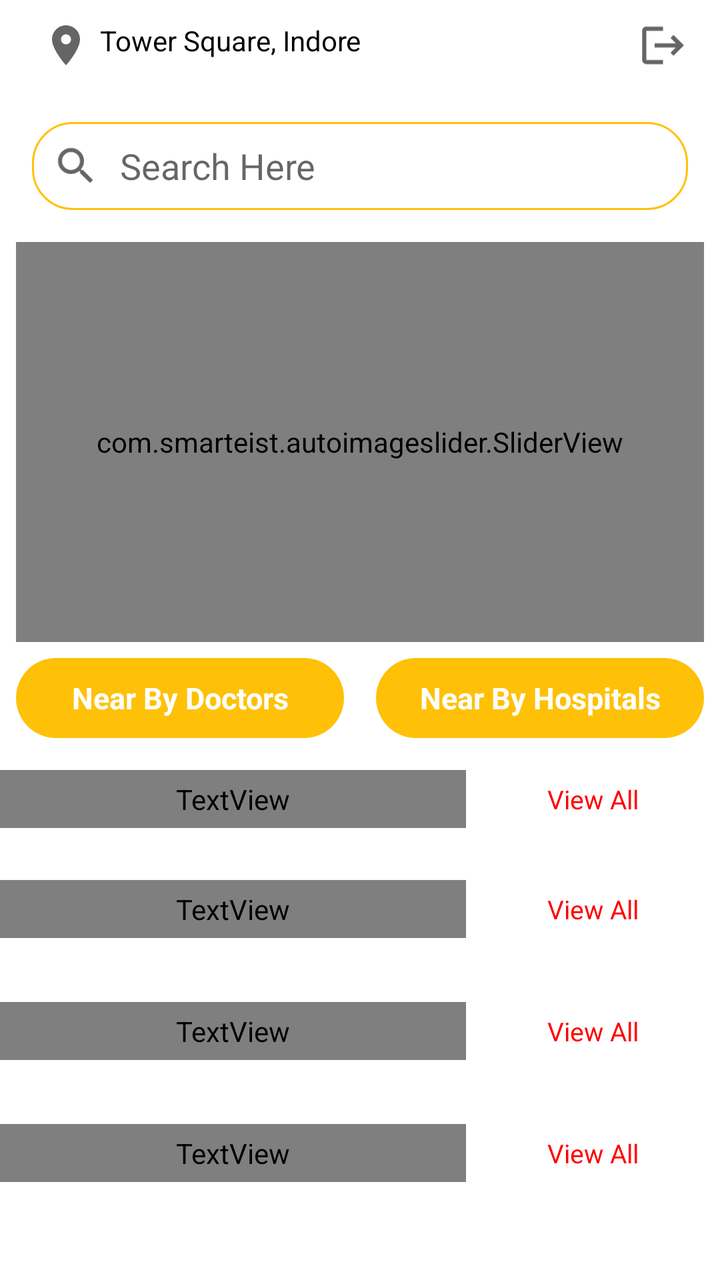
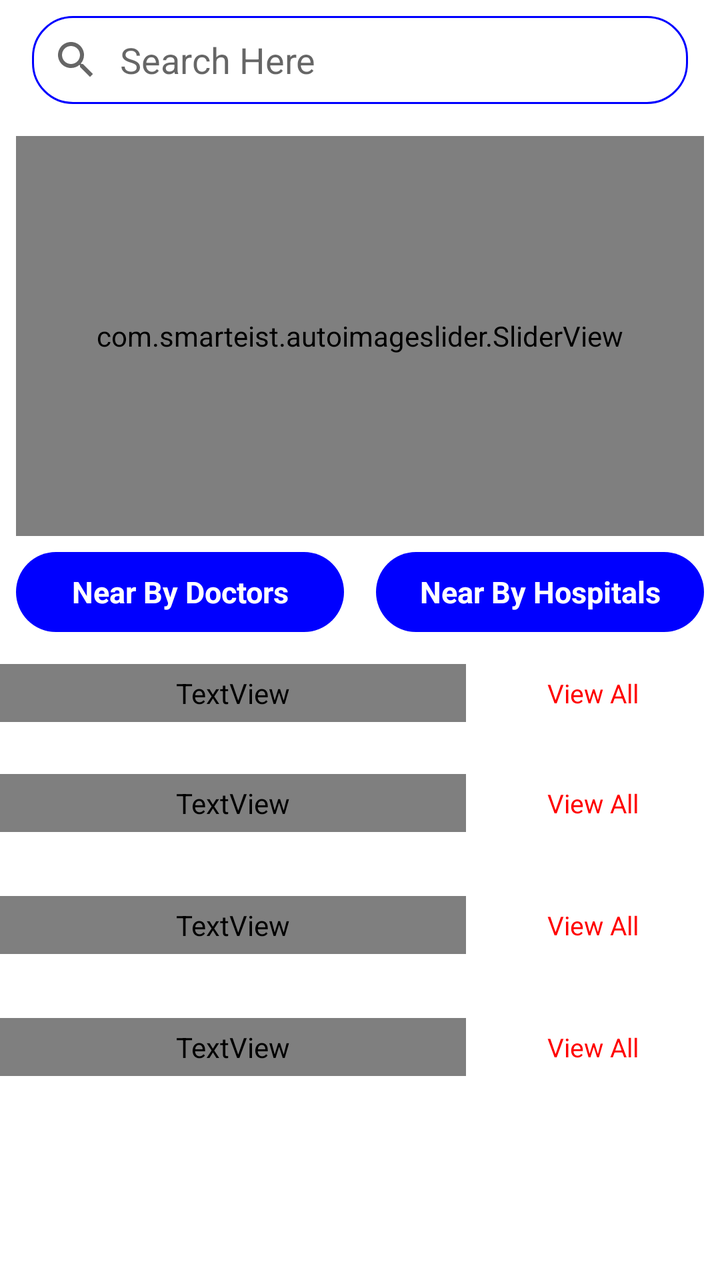

Two renders of the same Android screen: before a commit and after it. Below are the layout's source before the change and the commit's diff.
<!-- AndroidManifest.xml: application theme Theme.HeakthApp -->
<!-- res/layout/fragment_home_two.xml -->
<?xml version="1.0" encoding="utf-8"?>
<layout xmlns:android="http://schemas.android.com/apk/res/android"
    xmlns:app="http://schemas.android.com/apk/res-auto"
    xmlns:tools="http://schemas.android.com/tools">

    <data>

    </data>

    <ScrollView
        android:layout_width="match_parent"
        android:layout_height="match_parent">


        <androidx.constraintlayout.widget.ConstraintLayout
            android:layout_width="match_parent"
            android:layout_height="wrap_content">

            <androidx.appcompat.widget.Toolbar
                android:id="@+id/toolbar2"
                android:layout_width="match_parent"
                android:layout_height="45dp"
                android:background="@color/white"
                app:layout_constraintEnd_toEndOf="parent"
                app:layout_constraintStart_toStartOf="parent"
                app:layout_constraintTop_toTopOf="parent"
                app:titleTextColor="@color/white">


                <androidx.constraintlayout.widget.ConstraintLayout
                    android:layout_width="match_parent"
                    android:layout_height="match_parent">

                    <TextView
                        android:id="@+id/text"
                        android:layout_width="0dp"
                        android:layout_height="wrap_content"
                        android:layout_marginEnd="16dp"
                        android:drawableStart="@drawable/ic_locat"
                        android:drawablePadding="5dp"
                        android:maxLines="1"
                        android:padding="5dp"
                        android:text="Tower Square, Indore"
                        android:textColor="@color/black"
                        android:textSize="14dp"
                        app:layout_constraintBottom_toBottomOf="parent"
                        app:layout_constraintEnd_toStartOf="@+id/logout"
                        app:layout_constraintStart_toStartOf="parent"
                        app:layout_constraintTop_toTopOf="parent" />

                    <ImageView
                        android:id="@+id/logout"
                        android:layout_width="25dp"
                        android:layout_height="30dp"
                        android:layout_gravity="right"
                        android:layout_marginEnd="16dp"
                        android:src="@drawable/ic_baseline_logout"
                        app:layout_constraintBottom_toBottomOf="parent"
                        app:layout_constraintEnd_toEndOf="parent"
                        app:layout_constraintTop_toTopOf="parent" />
                </androidx.constraintlayout.widget.ConstraintLayout>

            </androidx.appcompat.widget.Toolbar>


            <com.smarteist.autoimageslider.SliderView
                android:id="@+id/sliderView"
                android:layout_width="match_parent"
                android:layout_height="200dp"
                android:layout_marginStart="8dp"
                android:layout_marginTop="16dp"
                android:layout_marginEnd="8dp"
                android:background="@color/black"
                app:layout_constraintEnd_toEndOf="parent"
                app:layout_constraintStart_toStartOf="parent"
                app:layout_constraintTop_toBottomOf="@+id/editTextTextPersonName"
                app:sliderAnimationDuration="600"
                app:sliderAutoCycleDirection="back_and_forth"
                app:sliderAutoCycleEnabled="true"
                app:sliderIndicatorGravity="center_horizontal|bottom"
                app:sliderIndicatorMargin="15dp"
                app:sliderIndicatorOrientation="horizontal"
                app:sliderIndicatorPadding="3dp"
                app:sliderIndicatorRadius="2dp"
                app:sliderIndicatorSelectedColor="#5A5A5A"
                app:sliderIndicatorUnselectedColor="#FFF"
                app:sliderScrollTimeInSec="1"
                app:sliderStartAutoCycle="true" />

            <EditText
                android:id="@+id/editTextTextPersonName"
                android:layout_width="0dp"
                android:layout_height="44dp"
                android:layout_marginStart="16dp"
                android:layout_marginTop="16dp"
                android:layout_marginEnd="16dp"
                android:background="@drawable/cardciew_boarder"
                android:drawableStart="@drawable/search"
                android:drawablePadding="10dp"
                android:hint="@string/search_here"
                android:inputType="textPersonName"
                android:paddingStart="10dp"
                app:layout_constraintEnd_toEndOf="parent"
                app:layout_constraintStart_toStartOf="parent"
                app:layout_constraintTop_toBottomOf="@+id/toolbar2" />

            <TextView
                android:id="@+id/button"
                android:layout_width="0dp"
                android:layout_height="40dp"
                android:layout_marginStart="8dp"
                android:layout_marginTop="8dp"
                android:layout_marginEnd="8dp"
                android:layout_marginBottom="8dp"
                android:background="@drawable/bg_round_45"
                android:gravity="center"
                android:text="@string/near_by_doctors"
                android:textColor="@color/white"
                android:textSize="15sp"
                android:textStyle="bold"
                app:layout_constraintBottom_toTopOf="@+id/linearLayout"
                app:layout_constraintEnd_toStartOf="@+id/button2"
                app:layout_constraintStart_toStartOf="parent"
                app:layout_constraintTop_toBottomOf="@+id/sliderView" />

            <TextView
                android:id="@+id/button2"
                android:layout_width="0dp"
                android:layout_height="40dp"
                android:layout_marginStart="8dp"
                android:layout_marginEnd="8dp"
                android:background="@drawable/bg_round_45"
                android:gravity="center"
                android:text="@string/near_by_hospitals"
                android:textColor="@color/white"
                android:textSize="15sp"
                android:textStyle="bold"
                app:layout_constraintBottom_toBottomOf="@+id/button"
                app:layout_constraintEnd_toEndOf="parent"
                app:layout_constraintStart_toEndOf="@+id/button"
                app:layout_constraintTop_toTopOf="@+id/button" />

            <LinearLayout
                android:id="@+id/linearLayout"
                android:layout_width="0dp"
                android:layout_height="wrap_content"
                android:layout_marginTop="16dp"
                android:background="#fff"
                android:backgroundTint="@color/white"
                android:orientation="vertical"
                app:layout_constraintEnd_toEndOf="parent"
                app:layout_constraintStart_toStartOf="parent"
                app:layout_constraintTop_toBottomOf="@+id/button">

                <LinearLayout
                    android:layout_width="match_parent"
                    android:layout_height="wrap_content"
                    android:orientation="horizontal">

                    <TextView
                        android:id="@+id/title_one"
                        android:layout_width="wrap_content"
                        android:layout_height="wrap_content"
                        android:layout_weight="7"
                        android:fontFamily="@font/aclonica"
                        android:padding="5dp"
                        android:text="@string/browse_categories"
                        android:textAppearance="@style/TextAppearance.AppCompat.Subhead"
                        android:textColor="@color/black"
                        android:textSize="15sp" />

                    <TextView
                        android:id="@+id/view_all_one"
                        android:layout_width="wrap_content"
                        android:layout_height="wrap_content"
                        android:layout_gravity="center_vertical"
                        android:layout_weight="3"
                        android:gravity="center"
                        android:padding="5dp"
                        android:text="@string/view_all"
                        android:textColor="@color/red"
                        android:textSize="13sp" />

                </LinearLayout>

                <LinearLayout
                    android:layout_width="match_parent"
                    android:layout_height="wrap_content"
                    android:layout_marginTop="5dp"
                    android:layout_marginBottom="5dp"
                    android:background="#fff"
                    android:orientation="horizontal">

                    <androidx.recyclerview.widget.RecyclerView
                        android:id="@+id/category"
                        android:layout_width="match_parent"
                        android:layout_height="wrap_content"
                        android:nestedScrollingEnabled="false" />
                </LinearLayout>

            </LinearLayout>

            <LinearLayout
                android:id="@+id/linearLayout2"
                android:layout_width="0dp"
                android:layout_height="wrap_content"
                android:layout_marginTop="16dp"
                android:background="#fff"
                android:backgroundTint="@color/white"
                android:orientation="vertical"
                app:layout_constraintEnd_toEndOf="parent"
                app:layout_constraintStart_toStartOf="parent"
                app:layout_constraintTop_toBottomOf="@+id/linearLayout">

                <LinearLayout
                    android:layout_width="match_parent"
                    android:layout_height="wrap_content"
                    android:orientation="horizontal">

                    <TextView
                        android:id="@+id/title_two"
                        android:layout_width="wrap_content"
                        android:layout_height="wrap_content"
                        android:layout_weight="7"
                        android:fontFamily="@font/aclonica"
                        android:padding="5dp"
                        android:text="@string/fresh_recommendations"
                        android:textAppearance="@style/TextAppearance.AppCompat.Subhead"
                        android:textColor="@color/black"
                        android:textSize="15sp" />

                    <TextView
                        android:id="@+id/view_all_two"
                        android:layout_width="wrap_content"
                        android:layout_height="wrap_content"
                        android:layout_gravity="center_vertical"
                        android:layout_weight="3"
                        android:gravity="center"
                        android:padding="5dp"
                        android:text="@string/view_all"
                        android:textColor="@color/red"
                        android:textSize="13sp" />

                </LinearLayout>

                <LinearLayout
                    android:layout_width="match_parent"
                    android:layout_height="wrap_content"
                    android:layout_marginBottom="5dp"
                    android:background="#fff"
                    android:backgroundTint="@color/white"
                    android:orientation="horizontal">

                    <androidx.recyclerview.widget.RecyclerView
                        android:id="@+id/fresh_recommendations"
                        android:layout_width="match_parent"
                        android:layout_height="wrap_content"
                        android:layout_marginTop="1sp"
                        android:background="#fff"
                        android:clipToPadding="false"
                        android:nestedScrollingEnabled="false"
                        android:padding="5dp"
                        android:scrollbars="none" />

                </LinearLayout>
            </LinearLayout>

            <LinearLayout
                android:id="@+id/linearLayout3"
                android:layout_width="0dp"
                android:layout_height="wrap_content"
                android:layout_marginTop="16dp"
                android:background="#fff"
                android:backgroundTint="@color/white"
                android:orientation="vertical"
                app:layout_constraintBottom_toTopOf="@+id/linearLayout4"
                app:layout_constraintEnd_toEndOf="parent"
                app:layout_constraintStart_toStartOf="parent"
                app:layout_constraintTop_toBottomOf="@+id/linearLayout2">

                <LinearLayout
                    android:layout_width="match_parent"
                    android:layout_height="wrap_content"
                    android:orientation="horizontal">

                    <TextView
                        android:id="@+id/title_three"
                        android:layout_width="wrap_content"
                        android:layout_height="wrap_content"
                        android:layout_weight="7"
                        android:fontFamily="@font/aclonica"
                        android:padding="5dp"
                        android:text="@string/top_10_doctors"
                        android:textAppearance="@style/TextAppearance.AppCompat.Subhead"
                        android:textColor="@color/black"
                        android:textSize="15sp" />

                    <TextView
                        android:id="@+id/view_all_three"
                        android:layout_width="wrap_content"
                        android:layout_height="wrap_content"
                        android:layout_gravity="center_vertical"
                        android:layout_weight="3"
                        android:gravity="center"
                        android:padding="5dp"
                        android:text="@string/view_all"
                        android:textColor="@color/red"
                        android:textSize="13sp" />

                </LinearLayout>

                <LinearLayout
                    android:layout_width="match_parent"
                    android:layout_height="wrap_content"
                    android:layout_marginBottom="5dp"
                    android:background="#fff"
                    android:backgroundTint="@color/white"
                    android:orientation="horizontal">

                    <androidx.recyclerview.widget.RecyclerView
                        android:id="@+id/top_doctors"
                        android:layout_width="match_parent"
                        android:layout_height="wrap_content"
                        android:layout_marginTop="1sp"
                        android:background="#fff"
                        android:clipToPadding="false"
                        android:nestedScrollingEnabled="false"
                        android:padding="5dp"
                        android:scrollbars="none" />

                </LinearLayout>
            </LinearLayout>

            <LinearLayout
                android:id="@+id/linearLayout4"
                android:layout_width="0dp"
                android:layout_height="wrap_content"
                android:layout_marginTop="16dp"
                android:layout_marginBottom="24dp"
                android:background="#fff"
                android:backgroundTint="@color/white"
                android:orientation="vertical"
                app:layout_constraintBottom_toBottomOf="parent"
                app:layout_constraintEnd_toEndOf="parent"
                app:layout_constraintStart_toStartOf="parent"
                app:layout_constraintTop_toBottomOf="@+id/linearLayout3">

                <LinearLayout
                    android:layout_width="match_parent"
                    android:layout_height="wrap_content"
                    android:orientation="horizontal">

                    <TextView
                        android:id="@+id/title_four"
                        android:layout_width="wrap_content"
                        android:layout_height="wrap_content"
                        android:layout_weight="7"
                        android:fontFamily="@font/aclonica"
                        android:padding="5dp"
                        android:text="@string/top_10_hospitals"
                        android:textAppearance="@style/TextAppearance.AppCompat.Subhead"
                        android:textColor="@color/black"
                        android:textSize="15sp" />

                    <TextView
                        android:id="@+id/view_all_four"
                        android:layout_width="wrap_content"
                        android:layout_height="wrap_content"
                        android:layout_gravity="center_vertical"
                        android:layout_weight="3"
                        android:gravity="center"
                        android:padding="5dp"
                        android:text="@string/view_all"
                        android:textColor="@color/red"
                        android:textSize="13sp" />

                </LinearLayout>

                <LinearLayout
                    android:layout_width="match_parent"
                    android:layout_height="wrap_content"
                    android:layout_marginBottom="5dp"
                    android:background="#fff"
                    android:backgroundTint="@color/white"
                    android:orientation="horizontal">

                    <androidx.recyclerview.widget.RecyclerView
                        android:id="@+id/top_hospitals"
                        android:layout_width="match_parent"
                        android:layout_height="wrap_content"
                        android:layout_marginTop="1sp"
                        android:background="#fff"
                        android:clipToPadding="false"
                        android:nestedScrollingEnabled="false"
                        android:padding="5dp"
                        android:scrollbars="none" />

                </LinearLayout>
            </LinearLayout>


        </androidx.constraintlayout.widget.ConstraintLayout>

    </ScrollView>

</layout>
<!-- resources referenced by this layout -->
<resources>
  <color name="black">#FF000000</color>
  <color name="red">#FF0000</color>
  <color name="white">#FFFFFFFF</color>
  <!-- drawable bg_round_45 (drawable) -->
  <?xml version="1.0" encoding="UTF-8"?>
  <shape xmlns:android="http://schemas.android.com/apk/res/android" android:shape="rectangle" >
      <solid android:color="@color/theme_color" />
      <corners android:radius="45dp"/>
  </shape>
  <!-- drawable cardciew_boarder (drawable) -->
  <?xml version="1.0" encoding="UTF-8"?>
  <shape xmlns:android="http://schemas.android.com/apk/res/android" android:shape="rectangle" >
      <solid android:color="#ffffff" />
      <stroke android:width="1dip" android:color="@color/theme_color"/>
      <corners android:radius="20dip"/>
  </shape>
  <!-- drawable ic_baseline_logout (drawable) -->
  <vector android:autoMirrored="true" android:height="24dp"
      android:tint="#666464" android:viewportHeight="24"
      android:viewportWidth="24" android:width="24dp" xmlns:android="http://schemas.android.com/apk/res/android">
      <path android:fillColor="@android:color/white" android:pathData="M17,7l-1.41,1.41L18.17,11H8v2h10.17l-2.58,2.58L17,17l5,-5zM4,5h8V3H4c-1.1,0 -2,0.9 -2,2v14c0,1.1 0.9,2 2,2h8v-2H4V5z"/>
  </vector>
  <!-- drawable ic_locat (drawable) -->
  <vector android:height="24dp" android:tint="#666464"
      android:viewportHeight="24" android:viewportWidth="24"
      android:width="24dp" xmlns:android="http://schemas.android.com/apk/res/android">
      <path android:fillColor="@android:color/white" android:pathData="M12,2C8.13,2 5,5.13 5,9c0,5.25 7,13 7,13s7,-7.75 7,-13c0,-3.87 -3.13,-7 -7,-7zM12,11.5c-1.38,0 -2.5,-1.12 -2.5,-2.5s1.12,-2.5 2.5,-2.5 2.5,1.12 2.5,2.5 -1.12,2.5 -2.5,2.5z"/>
  </vector>
  <!-- drawable search (drawable) -->
  <vector android:autoMirrored="true" android:height="24dp"
      android:tint="?attr/colorControlNormal" android:viewportHeight="24"
      android:viewportWidth="24" android:width="24dp" xmlns:android="http://schemas.android.com/apk/res/android">
      <path android:fillColor="@android:color/white" android:pathData="M15.5,14h-0.79l-0.28,-0.27C15.41,12.59 16,11.11 16,9.5 16,5.91 13.09,3 9.5,3S3,5.91 3,9.5 5.91,16 9.5,16c1.61,0 3.09,-0.59 4.23,-1.57l0.27,0.28v0.79l5,4.99L20.49,19l-4.99,-5zM9.5,14C7.01,14 5,11.99 5,9.5S7.01,5 9.5,5 14,7.01 14,9.5 11.99,14 9.5,14z"/>
  </vector>
  <string name="browse_categories">Browse Categories</string>
  <string name="fresh_recommendations">Fresh Recommendations</string>
  <string name="near_by_doctors">Near By Doctors</string>
  <string name="near_by_hospitals">Near By Hospitals</string>
  <string name="search_here">Search Here</string>
  <string name="top_10_doctors">Top 10 Doctors</string>
  <string name="top_10_hospitals">Top 10 Hospitals</string>
  <string name="view_all">View All</string>
  <style name="Theme.HeakthApp" parent="Theme.MaterialComponents.DayNight.DarkActionBar">
          
          <item name="colorPrimary">@color/purple_500</item>
          <item name="colorPrimaryVariant">@color/purple_700</item>
          <item name="colorOnPrimary">@color/white</item>
          
          <item name="colorSecondary">@color/teal_200</item>
          <item name="colorSecondaryVariant">@color/teal_700</item>
          <item name="colorOnSecondary">@color/black</item>
          
          <item name="android:statusBarColor" tools:targetApi="l">?attr/colorPrimaryVariant</item>
          
      </style>
  <color name="theme_color">#FFC107</color>
  <color name="purple_500">#FFC107</color>
  <color name="purple_700">#000</color>
  <color name="teal_200">#FF03DAC5</color>
  <color name="teal_700">#FF018786</color>
</resources>

<!-- the commit's change to res/layout/fragment_home_two.xml (unified diff, before → after) -->
@@ -15,52 +15,6 @@
         <androidx.constraintlayout.widget.ConstraintLayout
             android:layout_width="match_parent"
             android:layout_height="wrap_content">
-
-            <androidx.appcompat.widget.Toolbar
-                android:id="@+id/toolbar2"
-                android:layout_width="match_parent"
-                android:layout_height="45dp"
-                android:background="@color/white"
-                app:layout_constraintEnd_toEndOf="parent"
-                app:layout_constraintStart_toStartOf="parent"
-                app:layout_constraintTop_toTopOf="parent"
-                app:titleTextColor="@color/white">
-
-
-                <androidx.constraintlayout.widget.ConstraintLayout
-                    android:layout_width="match_parent"
-                    android:layout_height="match_parent">
-
-                    <TextView
-                        android:id="@+id/text"
-                        android:layout_width="0dp"
-                        android:layout_height="wrap_content"
-                        android:layout_marginEnd="16dp"
-                        android:drawableStart="@drawable/ic_locat"
-                        android:drawablePadding="5dp"
-                        android:maxLines="1"
-                        android:padding="5dp"
-                        android:text="Tower Square, Indore"
-                        android:textColor="@color/black"
-                        android:textSize="14dp"
-                        app:layout_constraintBottom_toBottomOf="parent"
-                        app:layout_constraintEnd_toStartOf="@+id/logout"
-                        app:layout_constraintStart_toStartOf="parent"
-                        app:layout_constraintTop_toTopOf="parent" />
-
-                    <ImageView
-                        android:id="@+id/logout"
-                        android:layout_width="25dp"
-                        android:layout_height="30dp"
-                        android:layout_gravity="right"
-                        android:layout_marginEnd="16dp"
-                        android:src="@drawable/ic_baseline_logout"
-                        app:layout_constraintBottom_toBottomOf="parent"
-                        app:layout_constraintEnd_toEndOf="parent"
-                        app:layout_constraintTop_toTopOf="parent" />
-                </androidx.constraintlayout.widget.ConstraintLayout>
-
-            </androidx.appcompat.widget.Toolbar>
 
 
             <com.smarteist.autoimageslider.SliderView
@@ -92,7 +46,7 @@
                 android:layout_width="0dp"
                 android:layout_height="44dp"
                 android:layout_marginStart="16dp"
-                android:layout_marginTop="16dp"
+                android:layout_marginTop="8dp"
                 android:layout_marginEnd="16dp"
                 android:background="@drawable/cardciew_boarder"
                 android:drawableStart="@drawable/search"
@@ -102,7 +56,7 @@
                 android:paddingStart="10dp"
                 app:layout_constraintEnd_toEndOf="parent"
                 app:layout_constraintStart_toStartOf="parent"
-                app:layout_constraintTop_toBottomOf="@+id/toolbar2" />
+                app:layout_constraintTop_toTopOf="parent" />
 
             <TextView
                 android:id="@+id/button"
<!-- resource entries referenced after the edit -->
@@ -16,18 +16,6 @@
       <stroke android:width="1dip" android:color="@color/theme_color"/>
       <corners android:radius="20dip"/>
   </shape>
-  <!-- drawable ic_baseline_logout (drawable) -->
-  <vector android:autoMirrored="true" android:height="24dp"
-      android:tint="#666464" android:viewportHeight="24"
-      android:viewportWidth="24" android:width="24dp" xmlns:android="http://schemas.android.com/apk/res/android">
-      <path android:fillColor="@android:color/white" android:pathData="M17,7l-1.41,1.41L18.17,11H8v2h10.17l-2.58,2.58L17,17l5,-5zM4,5h8V3H4c-1.1,0 -2,0.9 -2,2v14c0,1.1 0.9,2 2,2h8v-2H4V5z"/>
-  </vector>
-  <!-- drawable ic_locat (drawable) -->
-  <vector android:height="24dp" android:tint="#666464"
-      android:viewportHeight="24" android:viewportWidth="24"
-      android:width="24dp" xmlns:android="http://schemas.android.com/apk/res/android">
-      <path android:fillColor="@android:color/white" android:pathData="M12,2C8.13,2 5,5.13 5,9c0,5.25 7,13 7,13s7,-7.75 7,-13c0,-3.87 -3.13,-7 -7,-7zM12,11.5c-1.38,0 -2.5,-1.12 -2.5,-2.5s1.12,-2.5 2.5,-2.5 2.5,1.12 2.5,2.5 -1.12,2.5 -2.5,2.5z"/>
-  </vector>
   <!-- drawable search (drawable) -->
   <vector android:autoMirrored="true" android:height="24dp"
       android:tint="?attr/colorControlNormal" android:viewportHeight="24"
@@ -55,7 +43,7 @@
           <item name="android:statusBarColor" tools:targetApi="l">?attr/colorPrimaryVariant</item>
           
       </style>
-  <color name="theme_color">#FFC107</color>
+  <color name="theme_color">#0000FF</color>
   <color name="purple_500">#FFC107</color>
   <color name="purple_700">#000</color>
   <color name="teal_200">#FF03DAC5</color>
